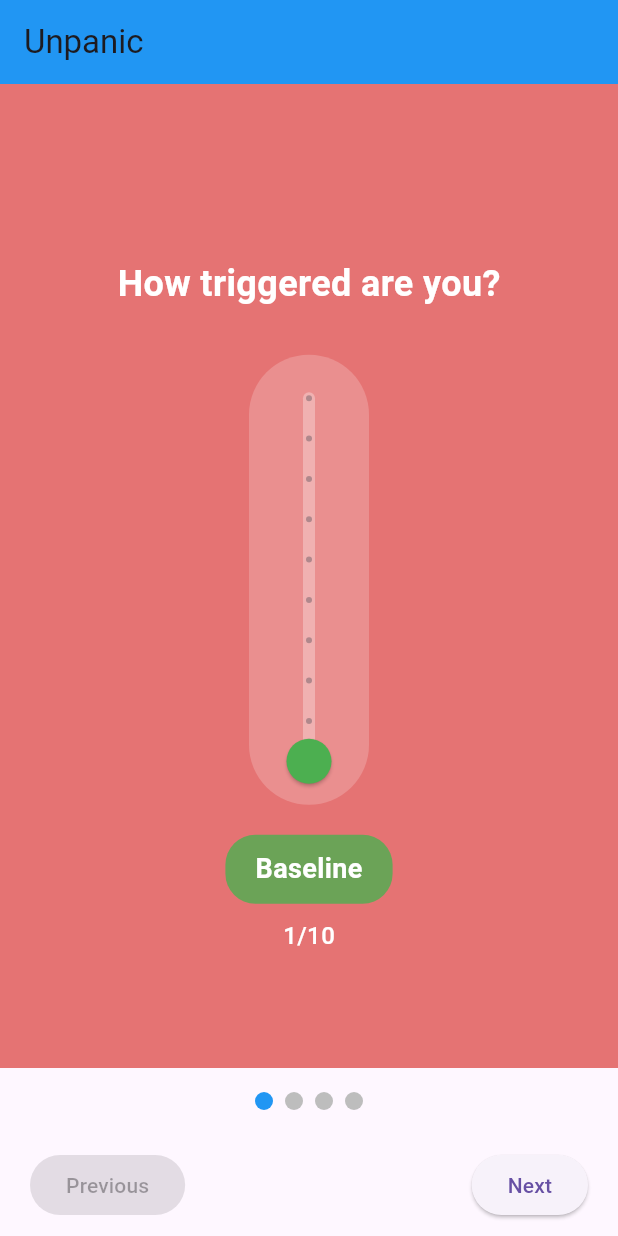
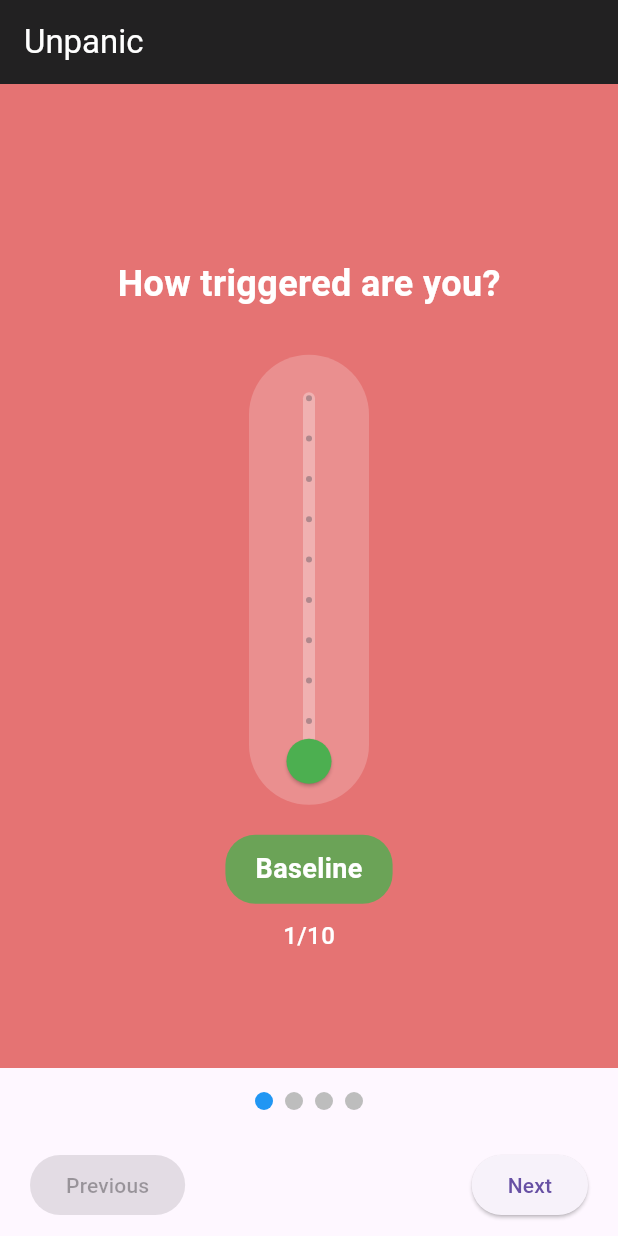
Before and after one commit to JeyzDFoo/unpanic, a Flutter app: the screen it shows after launch, on a phone screen of 412 x 824 dp. Run offline on Flutter 3.47's test engine with Material 3 defaults, Android fonts, the light colour scheme and no system bars; our stand-ins replace shared_preferences.

Commit message:
Update AppBar styling: change title color to white and background color to black

```diff
--- a/lib/main.dart
+++ b/lib/main.dart
@@ -67,8 +67,8 @@ class _PageViewDemoState extends State<PageViewDemo> {
   Widget build(BuildContext context) {
     return Scaffold(
       appBar: AppBar(
-        title: const Text('Unpanic'),
-        backgroundColor: Colors.blue,
+        title: const Text('Unpanic', style: TextStyle(color: Colors.white)),
+        backgroundColor: Colors.black87,
       ),
       body: Column(
         children: [
```
